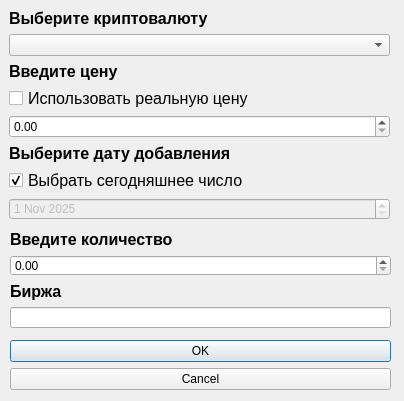
Before: the Qt Designer form resources/add_token_window.ui in DreWeRs/tokens_tracker, drawn with Qt 5.
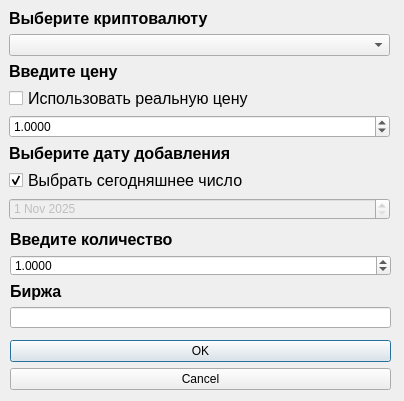
After: the same form once the commit is applied.

Patch:
```diff
--- a/resources/add_token_window.ui
+++ b/resources/add_token_window.ui
@@ -10,6 +10,18 @@
     <height>401</height>
    </rect>
   </property>
+  <property name="minimumSize">
+   <size>
+    <width>404</width>
+    <height>401</height>
+   </size>
+  </property>
+  <property name="maximumSize">
+   <size>
+    <width>404</width>
+    <height>401</height>
+   </size>
+  </property>
   <property name="windowTitle">
    <string>Dialog</string>
   </property>
@@ -93,9 +105,18 @@
       <property name="enabled">
        <bool>true</bool>
       </property>
+      <property name="decimals">
+       <number>4</number>
+      </property>
+      <property name="minimum">
+       <double>0.000100000000000</double>
+      </property>
       <property name="maximum">
        <double>10000000000000000.000000000000000</double>
       </property>
+      <property name="value">
+       <double>1.000000000000000</double>
+      </property>
      </widget>
     </item>
     <item>
@@ -170,7 +191,23 @@
      </widget>
     </item>
     <item>
-     <widget class="QDoubleSpinBox" name="amountBox"/>
+     <widget class="QDoubleSpinBox" name="amountBox">
+      <property name="decimals">
+       <number>4</number>
+      </property>
+      <property name="minimum">
+       <double>0.000100000000000</double>
+      </property>
+      <property name="maximum">
+       <double>1000000000.000000000000000</double>
+      </property>
+      <property name="singleStep">
+       <double>1.000000000000000</double>
+      </property>
+      <property name="value">
+       <double>1.000000000000000</double>
+      </property>
+     </widget>
     </item>
     <item>
      <widget class="QLabel" name="label_5">
```
